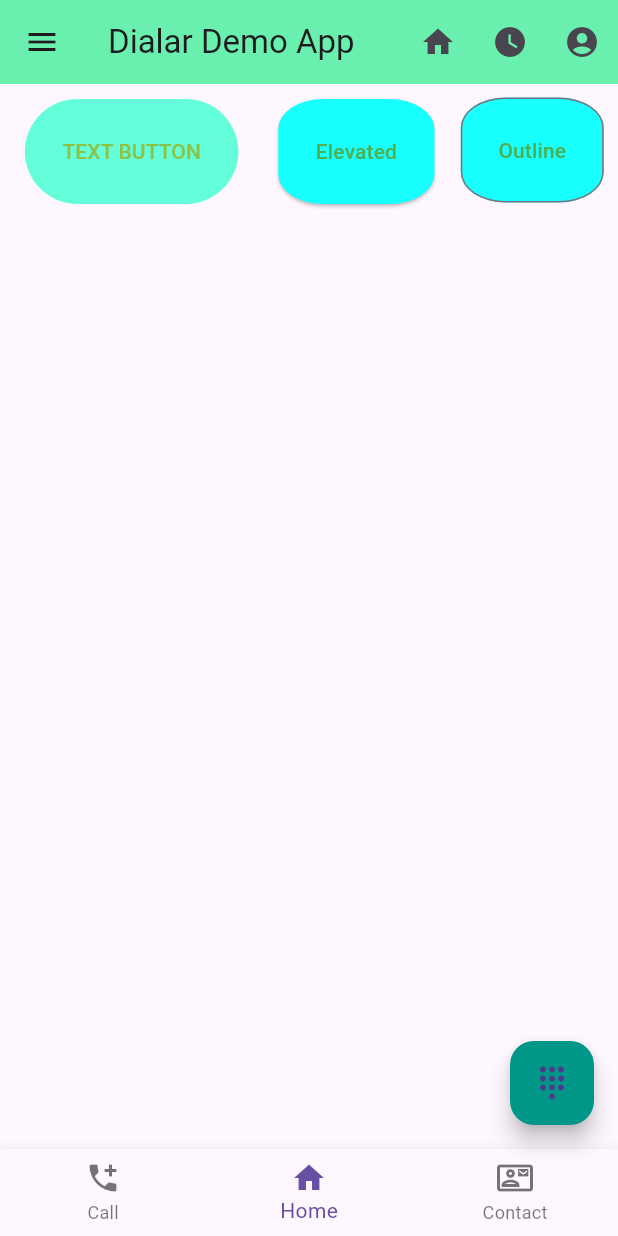
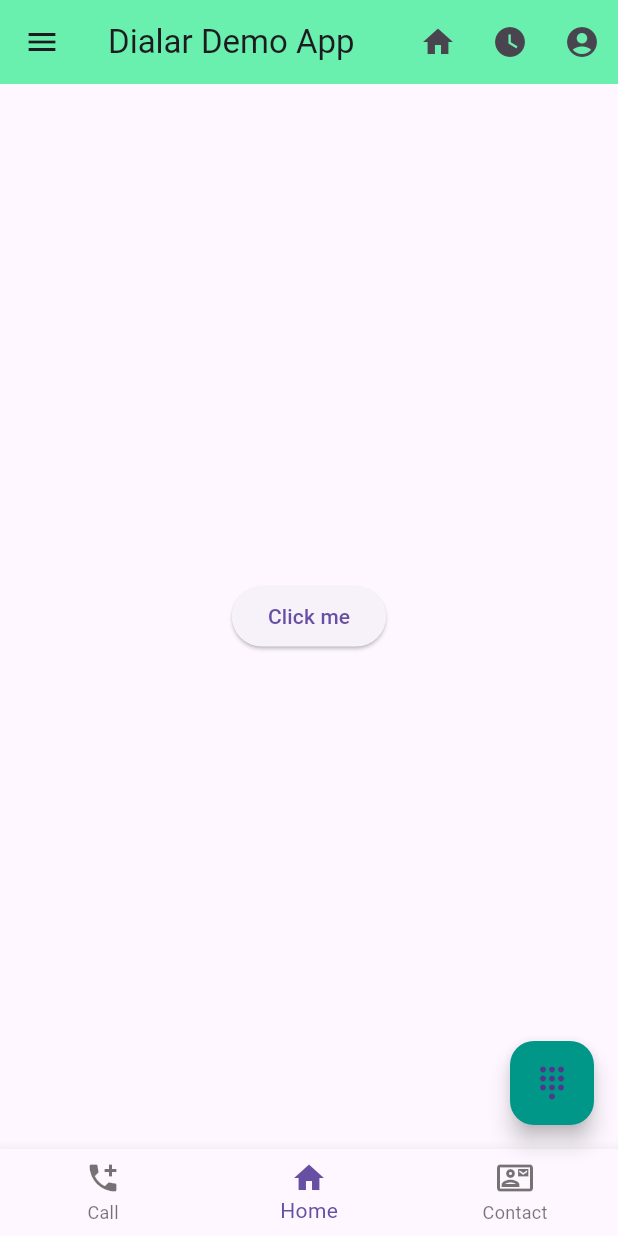
Before and after one commit to meRakibul/flutterpractice, a Flutter app: the screen it shows after launch, on a phone screen of 412 x 824 dp. Run offline on Flutter 3.47's test engine with Material 3 defaults, Android fonts, the phone set to English and light mode, and no system bars.

Commit message:
Allert Dialoge

```diff
--- a/lib/main.dart
+++ b/lib/main.dart
@@ -24,6 +24,26 @@ class HomeActivity extends StatelessWidget {
     );
   }
 
+ MyallertDialog(context){
+    return showDialog(
+        context: context,
+        builder: (BuildContext context){
+          return Expanded(child: AlertDialog(
+            title: Text("Allert!"),
+            content: Text("Do You Want To Access Gallery"),
+            actions: [
+              TextButton(onPressed: (){
+                Navigator.of(context).pop();
+                Mysnack("Accepted", context);}, child: Text("Yes")),
+              TextButton(onPressed: (){
+                Mysnack("Denied", context);
+                Navigator.of(context).pop();}, child: Text("No")),
+            ],
+          ));
+
+        }
+    );
+ }
 
   @override
   Widget build(BuildContext context) {
@@ -36,11 +56,7 @@ class HomeActivity extends StatelessWidget {
       )
     );
 
-    ButtonStyle buttonStyle1 = TextButton.styleFrom(
-      padding: EdgeInsets.all(25),
-      backgroundColor: Colors.tealAccent,
-      foregroundColor: Colors.lightGreen,
-    );
+
     return Scaffold(
       appBar: AppBar(
         title: Text("Dialar Demo App"),
@@ -105,32 +121,11 @@ class HomeActivity extends StatelessWidget {
    ),
  ),
       body:
-   Row(
-     mainAxisAlignment: MainAxisAlignment.spaceEvenly,
-    children: [
-      Container(
-        margin: EdgeInsets.all(10),
-        child: TextButton(onPressed: (){Mysnack("This is Button", context);},
-            style:buttonStyle1,child: Text("TEXT BUTTON")),
-      ),
-      Container(
-        margin: EdgeInsets.all(10),
-        child: ElevatedButton(onPressed: (){Mysnack("I am Elevated Button", context);},
-            style:buttonStyle,
-            child: Text("Elevated")),
-      ),
-      Container(
-        margin: EdgeInsets.fromLTRB(1 , 2 ,3 ,4),
-        child: OutlinedButton(onPressed: (){Mysnack("Outline Button", context);}, child: Text("Outline"),
-           style:buttonStyle,
-            ),
+        Center(
+          child: ElevatedButton(onPressed: (){MyallertDialog(context);}, child: Text("Click me")),
+        )
+      );
 
-      )
-    ],
-   ),
-
-
-    );
   }    //this is flutter practice project
 
 }
```
